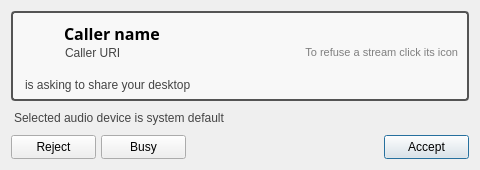
pol51/blink-qt, file resources/incoming_dialog.ui: the form before one commit.
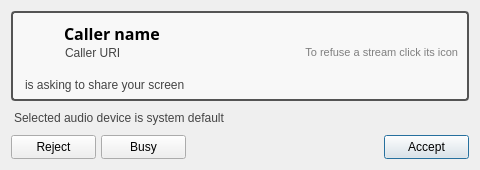
The form after the commit. Icons and pictures are not drawn. Custom widgets are drawn as their Qt base class.

Commit message:
Renamed desktop sharing to screen sharing and fixed stream type name
Ignore-this: b692de0ccea8decf6f8484c86ccba317

darcs-hash:20130910161512-b22ec-fce2d69cb84f2deddcbccf739242a17dde2d928c

```diff
--- a/resources/incoming_dialog.ui
+++ b/resources/incoming_dialog.ui
@@ -539,7 +539,7 @@
          </palette>
         </property>
         <property name="text">
-         <string extracomment="is offering to share his desktop">is asking to share your desktop</string>
+         <string extracomment="is offering to share his screen">is asking to share your screen</string>
         </property>
         <property name="indent">
          <number>3</number>
```
Left out of the diff: 14 changed lines with no effect on the pictures. The commit also changes 7 other files.
